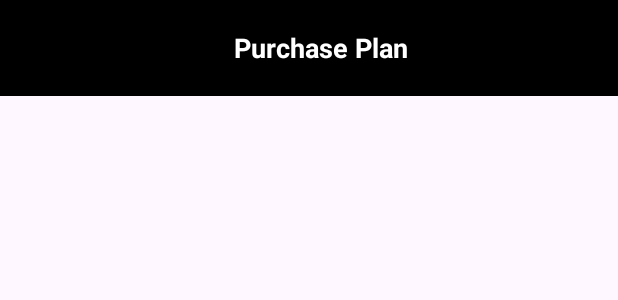
After one commit to satyampra73/Aarambh, an Android app: the layout activity_subscribe.xml on its own in the app's theme, with its tools: preview values and no code run, on a phone screen of 412 x 824 dp. The commit adds this screen. Shown: the top 300 px of the screen. Run offline under Robolectric (Android 15) with nearby library versions, the phone set to English and light mode, and no system bars.

Commit message:
category ui created working on subscribe activity

```diff
--- a/app/src/main/java/com/example/aarambh/ui/activities/LoginActivity.java
+++ b/app/src/main/java/com/example/aarambh/ui/activities/LoginActivity.java
@@ -26,7 +26,7 @@ public class LoginActivity extends AppCompatActivity {
             @Override
             public void onClick(View v) {
                 // Navigate to BottomNavigation screen
-                Intent intent = new Intent(LoginActivity.this, ExamActivity.class);
+                Intent intent = new Intent(LoginActivity.this, CategoryActivity.class);
                 startActivity(intent);
                 finish(); // Close the Login activity (optional)
             }
--- a/app/src/main/java/com/example/aarambh/ui/activities/MainActivity.java
+++ b/app/src/main/java/com/example/aarambh/ui/activities/MainActivity.java
@@ -50,7 +50,9 @@ public class MainActivity extends AppCompatActivity {
             if (!mobile.isEmpty()) {
                 authViewModel.checkUser(MainActivity.this,mobile);
             } else {
-                Toast.makeText(MainActivity.this,"Please Enter Mobile Number",Toast.LENGTH_SHORT).show();
+//                Toast.makeText(MainActivity.this,"Please Enter Mobile Number",Toast.LENGTH_SHORT).show();
+                Intent intent = new Intent(MainActivity.this,LoginActivity.class);
+                startActivity(intent);
             }
         });
     }
--- /dev/null
+++ b/app/src/main/res/layout/activity_subscribe.xml
@@ -0,0 +1,63 @@
+<?xml version="1.0" encoding="utf-8"?>
+<androidx.constraintlayout.widget.ConstraintLayout xmlns:android="http://schemas.android.com/apk/res/android"
+    xmlns:app="http://schemas.android.com/apk/res-auto"
+    xmlns:tools="http://schemas.android.com/tools"
+    android:id="@+id/main"
+    android:layout_width="match_parent"
+    android:layout_height="match_parent"
+    tools:context=".ui.activities.SubscribeActivity">
+
+    <androidx.appcompat.widget.Toolbar
+        android:id="@+id/toolbar"
+        android:layout_width="match_parent"
+        android:layout_height="wrap_content"
+        android:layout_alignParentStart="true"
+        android:layout_alignParentTop="true"
+        android:layout_alignParentEnd="true"
+        android:background="@color/black"
+        android:theme="@style/ToolbarTheme"
+        app:layout_constraintEnd_toEndOf="parent"
+        app:layout_constraintStart_toStartOf="parent"
+        app:layout_constraintTop_toTopOf="parent">
+
+        <RelativeLayout
+            android:layout_width="match_parent"
+            android:layout_height="wrap_content">
+
+            <ImageView
+                android:id="@+id/imgBack"
+                android:layout_width="35dp"
+                android:layout_height="20dp"
+                android:layout_alignParentStart="true"
+                />
+
+            <RelativeLayout
+                android:id="@+id/rlToolHome"
+                android:layout_width="wrap_content"
+                android:layout_height="wrap_content"
+                android:layout_centerHorizontal="true"
+                android:layout_centerVertical="true"
+                android:visibility="visible">
+
+
+                <TextView
+                    android:id="@+id/txtToolbar"
+                    android:layout_width="wrap_content"
+                    android:layout_height="wrap_content"
+                    android:layout_centerHorizontal="true"
+                    android:layout_centerVertical="true"
+                    android:ellipsize="marquee"
+                    android:focusable="true"
+                    android:focusableInTouchMode="true"
+                    android:text="Purchase Plan"
+                    android:textColor="@color/white"
+                    android:textSize="18sp"
+                    android:textStyle="bold" />
+
+            </RelativeLayout>
+
+        </RelativeLayout>
+
+    </androidx.appcompat.widget.Toolbar>
+
+</androidx.constraintlayout.widget.ConstraintLayout>
--- a/app/src/main/res/layout/fragment_profile.xml
+++ b/app/src/main/res/layout/fragment_profile.xml
@@ -57,7 +57,7 @@
                         android:layout_height="wrap_content"
                         android:layout_below="@id/iv_profile"
                         android:layout_centerHorizontal="true"
-                        android:text="Shraddha Pandey"
+                        android:text="Aspirant"
                         android:textColor="@color/black"
                         android:textSize="18sp"
                         android:textStyle="bold" />
--- a/app/src/main/res/values/themes.xml
+++ b/app/src/main/res/values/themes.xml
@@ -4,6 +4,6 @@
         <!-- Customize your light theme here. -->
         <item name="colorPrimary">@color/black</item>
     </style>
-
+    <style name="ToolbarTheme" parent="@style/ThemeOverlay.AppCompat.ActionBar" />
     <style name="Theme.Aarambh" parent="Base.Theme.Aarambh" />
 </resources>
```
Also changed, not shown: app/src/main/AndroidManifest.xml (+5 -3 lines), app/src/main/java/com/example/aarambh/ui/activities/CategoryActivity.java (added, +21 -0 lines), app/src/main/java/com/example/aarambh/ui/activities/ExamActivity.java (deleted, +0 -57 lines), app/src/main/java/com/example/aarambh/ui/activities/SubscribeActivity.java (added, +21 -0 lines), app/src/main/res/layout/activity_category.xml (added, +334 -0 lines), app/src/main/res/layout/activity_exam.xml (deleted, +0 -46 lines), app/src/main/res/drawable/check_tick.png (added), app/src/main/res/drawable/circle.png (added), app/src/main/res/drawable/cuet.png (added), app/src/main/res/drawable/gate.jpg (added).
